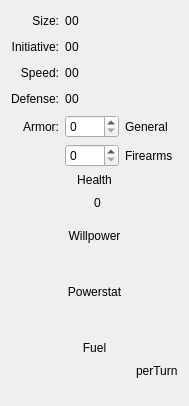
The window that ui/ui_AdvantagesWidget.ui (Kamduis/SoulCreator) describes before a commit, drawn with Qt 5.
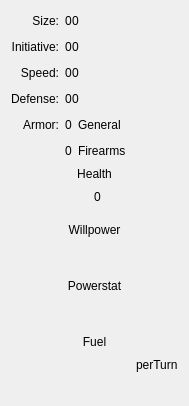
The same window after the commit. Custom widgets are drawn as their Qt base class.

Diff of the .ui file:
```diff
--- a/ui/ui_AdvantagesWidget.ui
+++ b/ui/ui_AdvantagesWidget.ui
@@ -205,9 +205,9 @@
      <item row="4" column="1">
       <layout class="QHBoxLayout" name="horizontalLayout_2">
        <item>
-        <widget class="QSpinBox" name="spinBox_armorGeneral">
-         <property name="maximum">
-          <number>9</number>
+        <widget class="QLabel" name="label_armorGeneral">
+         <property name="text">
+          <string>0</string>
          </property>
         </widget>
        </item>
@@ -218,14 +218,27 @@
          </property>
         </widget>
        </item>
+       <item>
+        <spacer name="horizontalSpacer_12">
+         <property name="orientation">
+          <enum>Qt::Horizontal</enum>
+         </property>
+         <property name="sizeHint" stdset="0">
+          <size>
+           <width>40</width>
+           <height>20</height>
+          </size>
+         </property>
+        </spacer>
+       </item>
       </layout>
      </item>
      <item row="5" column="1">
       <layout class="QHBoxLayout" name="horizontalLayout">
        <item>
-        <widget class="QSpinBox" name="spinBox_armorFirearms">
-         <property name="maximum">
-          <number>9</number>
+        <widget class="QLabel" name="label_armorFirearms">
+         <property name="text">
+          <string>0</string>
          </property>
         </widget>
        </item>
@@ -236,6 +249,19 @@
          </property>
         </widget>
        </item>
+       <item>
+        <spacer name="horizontalSpacer_13">
+         <property name="orientation">
+          <enum>Qt::Horizontal</enum>
+         </property>
+         <property name="sizeHint" stdset="0">
+          <size>
+           <width>40</width>
+           <height>20</height>
+          </size>
+         </property>
+        </spacer>
+       </item>
       </layout>
      </item>
     </layout>
```
